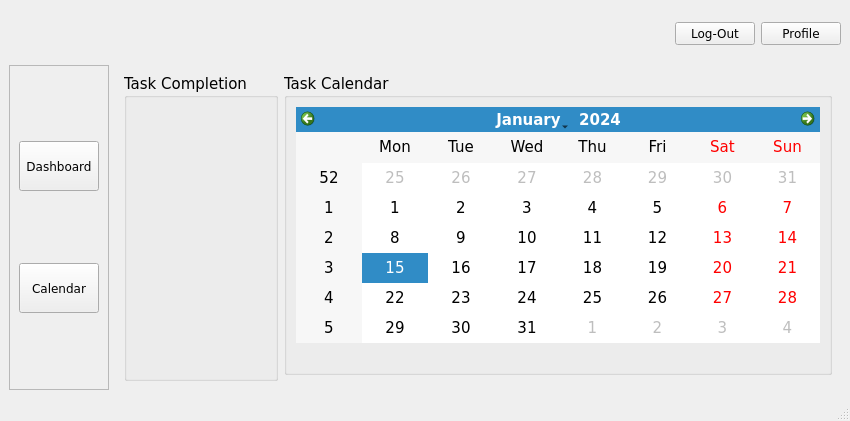
First picture: the form in CLOCKWORK_SEMESTER/dashboard_employee_updated.ui, repository AmielJohnPadasay/ClockWork, before the edit.
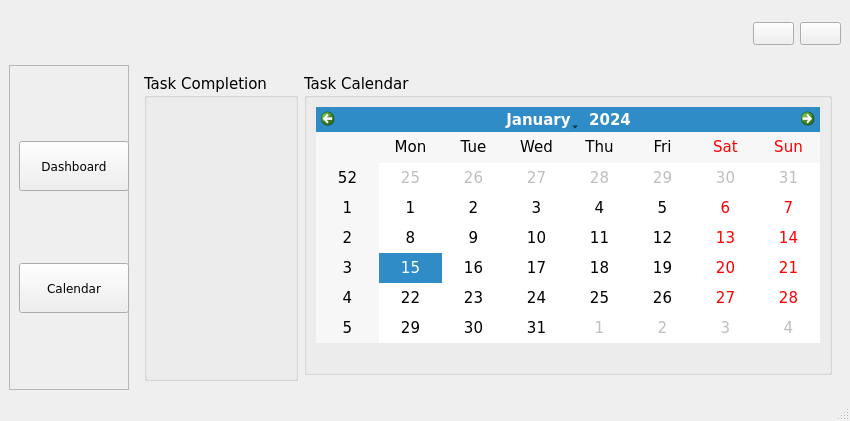
Second picture: the form after the edit. Icons and pictures are not drawn.

Commit message: added simple design

Patch:
```diff
--- a/CLOCKWORK_SEMESTER/dashboard_employee_updated.ui
+++ b/CLOCKWORK_SEMESTER/dashboard_employee_updated.ui
@@ -74,7 +74,17 @@
     <item row="0" column="3">
      <widget class="QPushButton" name="log_out_btn">
       <property name="text">
-       <string>Log-Out</string>
+       <string/>
+      </property>
+      <property name="icon">
+       <iconset>
+        <normaloff>resources/new_menu_window_icon (6).png</normaloff>resources/new_menu_window_icon (6).png</iconset>
+      </property>
+      <property name="iconSize">
+       <size>
+        <width>50</width>
+        <height>50</height>
+       </size>
       </property>
      </widget>
     </item>
@@ -90,7 +100,17 @@
        <string>Group Members</string>
       </property>
       <property name="text">
-       <string>Profile</string>
+       <string/>
+      </property>
+      <property name="icon">
+       <iconset>
+        <normaloff>resources/new_menu_window_icon (5).png</normaloff>resources/new_menu_window_icon (5).png</iconset>
+      </property>
+      <property name="iconSize">
+       <size>
+        <width>50</width>
+        <height>50</height>
+       </size>
       </property>
      </widget>
     </item>
@@ -104,7 +124,7 @@
       </property>
       <property name="maximumSize">
        <size>
-        <width>100</width>
+        <width>120</width>
         <height>16777215</height>
        </size>
       </property>
@@ -122,7 +142,7 @@
         <widget class="QPushButton" name="calendar_btn">
          <property name="minimumSize">
           <size>
-           <width>80</width>
+           <width>110</width>
            <height>50</height>
           </size>
          </property>
@@ -138,13 +158,23 @@
          <property name="text">
           <string>Calendar</string>
          </property>
+         <property name="icon">
+          <iconset>
+           <normaloff>resources/new_menu_window_icon (3).png</normaloff>resources/new_menu_window_icon (3).png</iconset>
+         </property>
+         <property name="iconSize">
+          <size>
+           <width>30</width>
+           <height>30</height>
+          </size>
+         </property>
         </widget>
        </item>
        <item row="0" column="0">
         <widget class="QPushButton" name="dashboard_btn">
          <property name="minimumSize">
           <size>
-           <width>80</width>
+           <width>110</width>
            <height>50</height>
           </size>
          </property>
@@ -160,6 +190,16 @@
          <property name="text">
           <string>Dashboard</string>
          </property>
+         <property name="icon">
+          <iconset>
+           <normaloff>resources/new_menu_window_icon.png</normaloff>resources/new_menu_window_icon.png</iconset>
+         </property>
+         <property name="iconSize">
+          <size>
+           <width>30</width>
+           <height>30</height>
+          </size>
+         </property>
         </widget>
        </item>
       </layout>
```
The commit also changes 2 other files.
